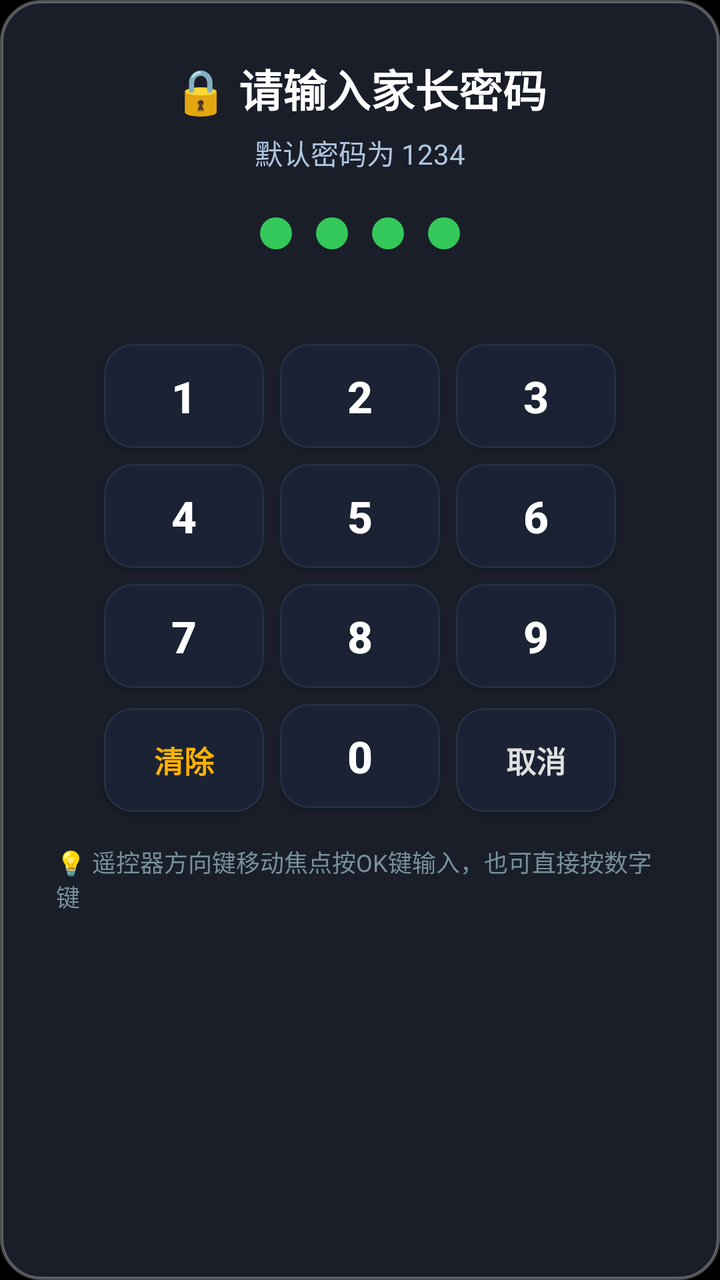
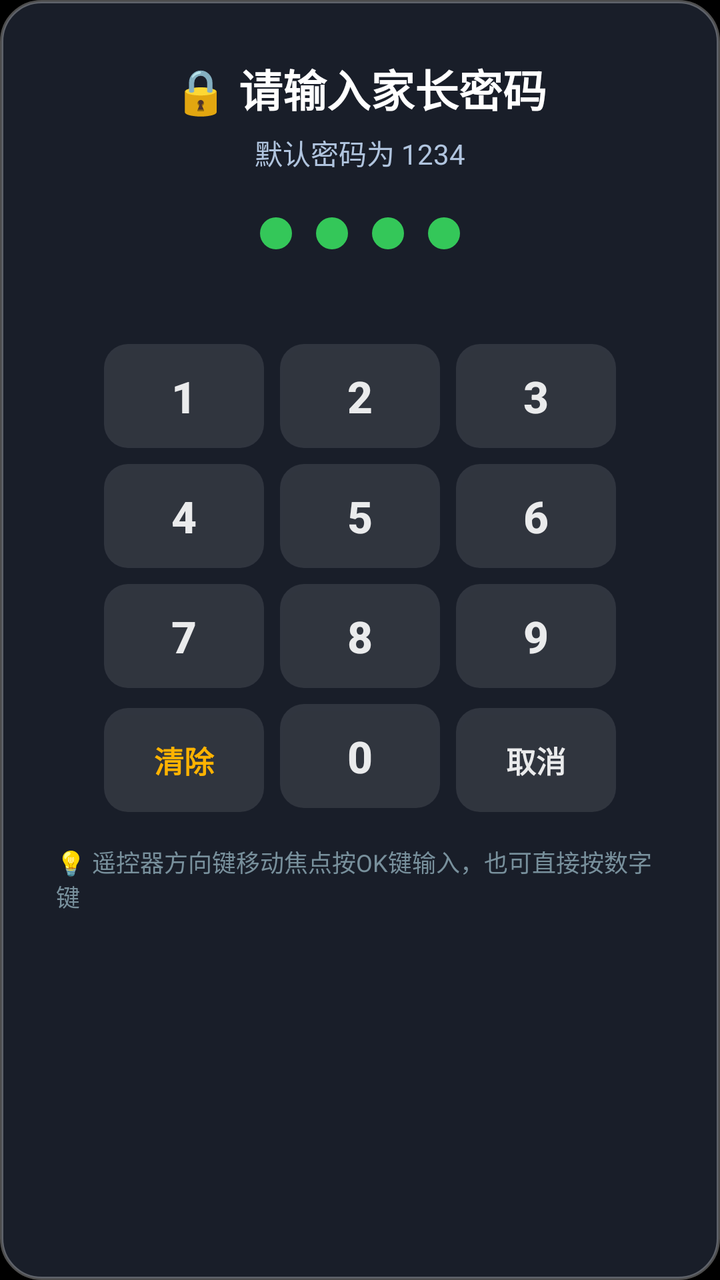

Before-and-after screenshots of an Android layout around one commit, followed by the original layout XML and the change that was made.
<!-- AndroidManifest.xml: application theme Theme.TvHome -->
<!-- res/layout/dialog_parent_pin.xml -->
<?xml version="1.0" encoding="utf-8"?>
<LinearLayout xmlns:android="http://schemas.android.com/apk/res/android"
    android:layout_width="440dp"
    android:layout_height="wrap_content"
    android:orientation="vertical"
    android:background="@drawable/bg_menu_bubble"
    android:padding="28dp"
    android:gravity="center_horizontal">

    <TextView
        android:id="@+id/tv_pin_title"
        android:layout_width="wrap_content"
        android:layout_height="wrap_content"
        android:text="🔒 请输入家长密码"
        android:textColor="#FFFFFFFF"
        android:textSize="22sp"
        android:textStyle="bold" />

    <TextView
        android:id="@+id/tv_pin_subtitle"
        android:layout_width="wrap_content"
        android:layout_height="wrap_content"
        android:layout_marginTop="6dp"
        android:text="默认密码为 1234"
        android:textColor="#B0C4DE"
        android:textSize="14sp" />

    
    <LinearLayout
        android:layout_width="wrap_content"
        android:layout_height="wrap_content"
        android:layout_marginTop="16dp"
        android:orientation="horizontal"
        android:gravity="center">

        <View
            android:id="@+id/pin_dot_1"
            android:layout_width="16dp"
            android:layout_height="16dp"
            android:layout_margin="6dp"
            android:background="@drawable/status_dot" />

        <View
            android:id="@+id/pin_dot_2"
            android:layout_width="16dp"
            android:layout_height="16dp"
            android:layout_margin="6dp"
            android:background="@drawable/status_dot" />

        <View
            android:id="@+id/pin_dot_3"
            android:layout_width="16dp"
            android:layout_height="16dp"
            android:layout_margin="6dp"
            android:background="@drawable/status_dot" />

        <View
            android:id="@+id/pin_dot_4"
            android:layout_width="16dp"
            android:layout_height="16dp"
            android:layout_margin="6dp"
            android:background="@drawable/status_dot" />
    </LinearLayout>

    <TextView
        android:id="@+id/tv_pin_error"
        android:layout_width="wrap_content"
        android:layout_height="wrap_content"
        android:layout_marginTop="6dp"
        android:text="密码错误，请重新输入"
        android:textColor="#FFFF453A"
        android:textSize="13sp"
        android:visibility="invisible" />

    
    <GridLayout
        android:id="@+id/grid_pin_keyboard"
        android:layout_width="wrap_content"
        android:layout_height="wrap_content"
        android:layout_marginTop="12dp"
        android:columnCount="3"
        android:rowCount="4"
        android:gravity="center">

        
        <Button android:id="@+id/btn_num_1" style="@style/PinKeyBtn" android:text="1" />
        <Button android:id="@+id/btn_num_2" style="@style/PinKeyBtn" android:text="2" />
        <Button android:id="@+id/btn_num_3" style="@style/PinKeyBtn" android:text="3" />

        
        <Button android:id="@+id/btn_num_4" style="@style/PinKeyBtn" android:text="4" />
        <Button android:id="@+id/btn_num_5" style="@style/PinKeyBtn" android:text="5" />
        <Button android:id="@+id/btn_num_6" style="@style/PinKeyBtn" android:text="6" />

        
        <Button android:id="@+id/btn_num_7" style="@style/PinKeyBtn" android:text="7" />
        <Button android:id="@+id/btn_num_8" style="@style/PinKeyBtn" android:text="8" />
        <Button android:id="@+id/btn_num_9" style="@style/PinKeyBtn" android:text="9" />

        
        <Button android:id="@+id/btn_pin_clear" style="@style/PinKeyBtn" android:text="清除" android:textSize="15sp" android:textColor="#FFB300" />
        <Button android:id="@+id/btn_num_0" style="@style/PinKeyBtn" android:text="0" />
        <Button android:id="@+id/btn_pin_cancel" style="@style/PinKeyBtn" android:text="取消" android:textSize="15sp" android:textColor="#E0E0E0" />
    </GridLayout>

    <TextView
        android:layout_width="wrap_content"
        android:layout_height="wrap_content"
        android:layout_marginTop="12dp"
        android:text="💡 遥控器方向键移动焦点按OK键输入，也可直接按数字键"
        android:textColor="#78909C"
        android:textSize="12sp" />

</LinearLayout>
<!-- resources referenced by this layout -->
<resources>
  <!-- drawable bg_menu_bubble (drawable) -->
  <?xml version="1.0" encoding="utf-8"?>
  <shape xmlns:android="http://schemas.android.com/apk/res/android"
      android:shape="rectangle">
      <solid android:color="#E61C222E" />
      <corners android:radius="20dp" />
      <stroke android:width="1.5dp" android:color="#4DFFFFFF" />
  </shape>
  <!-- drawable status_dot (drawable) -->
  <?xml version="1.0" encoding="utf-8"?>
  <shape xmlns:android="http://schemas.android.com/apk/res/android" android:shape="oval">
      <solid android:color="#FF34C759" />
  </shape>
  <style name="PinKeyBtn">
          <item name="android:layout_width">80dp</item>
          <item name="android:layout_height">52dp</item>
          <item name="android:layout_margin">4dp</item>
          <item name="android:background">@drawable/settings_row_bg</item>
          <item name="android:textColor">#FFFFFFFF</item>
          <item name="android:textSize">22sp</item>
          <item name="android:textStyle">bold</item>
          <item name="android:gravity">center</item>
          <item name="android:focusable">true</item>
          <item name="android:clickable">true</item>
      </style>
  <style name="Theme.TvHome" parent="android:Theme.Material.NoActionBar.Fullscreen">
          <item name="android:windowBackground">@android:color/black</item>
          <item name="android:colorBackground">@android:color/black</item>
          <item name="android:windowAnimationStyle">@null</item>
      </style>
  <!-- drawable settings_row_bg (drawable) -->
  <?xml version="1.0" encoding="utf-8"?>
  <selector xmlns:android="http://schemas.android.com/apk/res/android">
      <item android:state_focused="true">
          <shape android:shape="rectangle">
              <solid android:color="#2A3B54" />
              <corners android:radius="14dp" />
              <stroke android:width="3dp" android:color="#FFFFFFFF" />
          </shape>
      </item>
      <item>
          <shape android:shape="rectangle">
              <solid android:color="#1A2233" />
              <corners android:radius="14dp" />
              <stroke android:width="1dp" android:color="#243044" />
          </shape>
      </item>
  </selector>
</resources>

<!-- the commit's change to res/layout/dialog_parent_pin.xml (unified diff, before → after) -->
@@ -98,9 +98,9 @@
         <Button android:id="@+id/btn_num_9" style="@style/PinKeyBtn" android:text="9" />
 
         
-        <Button android:id="@+id/btn_pin_clear" style="@style/PinKeyBtn" android:text="清除" android:textSize="15sp" android:textColor="#FFB300" />
+        <Button android:id="@+id/btn_pin_clear" style="@style/PinKeyBtn" android:text="清除" android:textSize="15sp" android:textColor="@color/menu_warning_text_color" />
         <Button android:id="@+id/btn_num_0" style="@style/PinKeyBtn" android:text="0" />
-        <Button android:id="@+id/btn_pin_cancel" style="@style/PinKeyBtn" android:text="取消" android:textSize="15sp" android:textColor="#E0E0E0" />
+        <Button android:id="@+id/btn_pin_cancel" style="@style/PinKeyBtn" android:text="取消" android:textSize="15sp" android:textColor="@color/menu_item_text_color" />
     </GridLayout>
 
     <TextView
<!-- resource entries referenced after the edit -->
@@ -17,8 +17,8 @@
           <item name="android:layout_width">80dp</item>
           <item name="android:layout_height">52dp</item>
           <item name="android:layout_margin">4dp</item>
-          <item name="android:background">@drawable/settings_row_bg</item>
-          <item name="android:textColor">#FFFFFFFF</item>
+          <item name="android:background">@drawable/btn_menu_item</item>
+          <item name="android:textColor">@color/menu_item_text_color</item>
           <item name="android:textSize">22sp</item>
           <item name="android:textStyle">bold</item>
           <item name="android:gravity">center</item>
@@ -30,21 +30,19 @@
           <item name="android:colorBackground">@android:color/black</item>
           <item name="android:windowAnimationStyle">@null</item>
       </style>
-  <!-- drawable settings_row_bg (drawable) -->
+  <!-- drawable btn_menu_item (drawable) -->
   <?xml version="1.0" encoding="utf-8"?>
   <selector xmlns:android="http://schemas.android.com/apk/res/android">
       <item android:state_focused="true">
           <shape android:shape="rectangle">
-              <solid android:color="#2A3B54" />
-              <corners android:radius="14dp" />
-              <stroke android:width="3dp" android:color="#FFFFFFFF" />
+              <solid android:color="#FFFFFFFF" />
+              <corners android:radius="12dp" />
           </shape>
       </item>
       <item>
           <shape android:shape="rectangle">
-              <solid android:color="#1A2233" />
-              <corners android:radius="14dp" />
-              <stroke android:width="1dp" android:color="#243044" />
+              <solid android:color="#1AFFFFFF" />
+              <corners android:radius="12dp" />
           </shape>
       </item>
   </selector>
